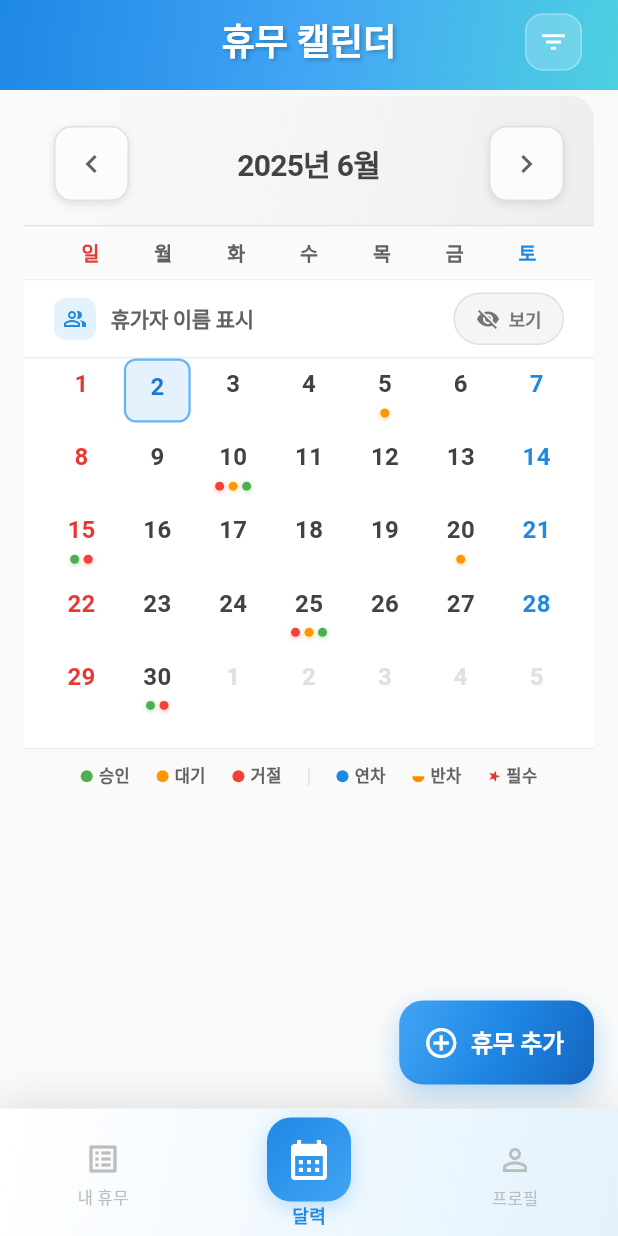
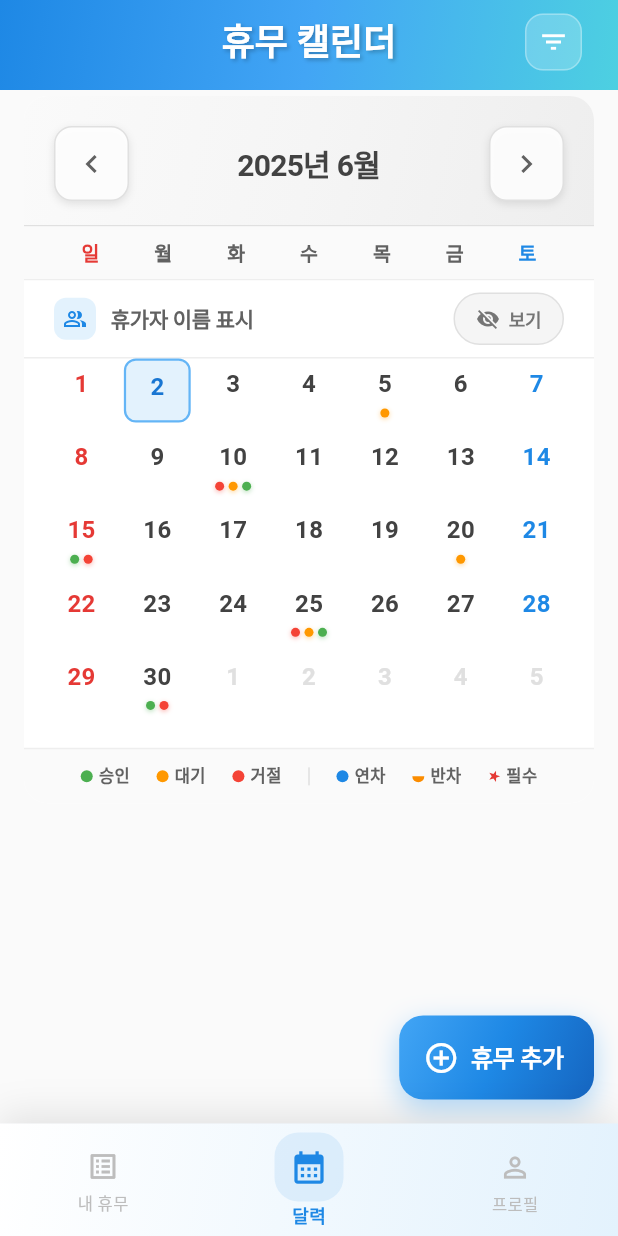
Before and after one commit to silverithm/frontend-app, a Flutter app: the MainScreen screen opened directly, on a phone screen of 412 x 824 dp. Run offline on Flutter 3.47's test engine with Material 3 defaults, Android fonts, the phone set to English and light mode, and no system bars; our stand-ins replace shared_preferences; accounts and stored records are empty; network calls fail.

Commit message:
feat: 바텀네비게이션 아이콘 배경색 수정

```diff
--- a/lib/screens/calendar_screen.dart
+++ b/lib/screens/calendar_screen.dart
@@ -579,14 +579,8 @@ class _CalendarScreenState extends State<CalendarScreen>
   }
 
   Color _getStatusColor(VacationStatus status) {
-    switch (status) {
-      case VacationStatus.approved:
-        return Colors.green.shade50;
-      case VacationStatus.rejected:
-        return Colors.red.shade50;
-      case VacationStatus.pending:
-        return Colors.orange.shade50;
-    }
+    // 모든 상태에 대해 흰색 배경으로 통일
+    return Colors.white;
   }
 
   Color _getStatusTextColor(VacationStatus status) {
--- a/lib/screens/main_screen.dart
+++ b/lib/screens/main_screen.dart
@@ -113,7 +113,7 @@ class _MainScreenState extends State<MainScreen> with TickerProviderStateMixin {
                     _currentIndex == 0
                         ? Icons.list_alt
                         : Icons.list_alt_outlined,
-                    size: _currentIndex == 0 ? 28 : 24,
+                    size: _currentIndex == 0 ? 24 : 22,
                   ),
                 ),
                 label: '내 휴무',
@@ -121,38 +121,21 @@ class _MainScreenState extends State<MainScreen> with TickerProviderStateMixin {
               BottomNavigationBarItem(
                 icon: AnimatedContainer(
                   duration: const Duration(milliseconds: 200),
-                  padding: EdgeInsets.all(_currentIndex == 1 ? 12 : 8),
+                  padding: EdgeInsets.all(_currentIndex == 1 ? 10 : 6),
                   decoration: BoxDecoration(
-                    gradient: _currentIndex == 1
-                        ? LinearGradient(
-                            begin: Alignment.topLeft,
-                            end: Alignment.bottomRight,
-                            colors: [
-                              Colors.blue.shade600,
-                              Colors.blue.shade400,
-                            ],
-                          )
-                        : null,
-                    color: _currentIndex == 1 ? null : Colors.transparent,
+                    color: _currentIndex == 1
+                        ? Colors.blue.shade600.withOpacity(0.1)
+                        : Colors.transparent,
                     borderRadius: BorderRadius.circular(16),
-                    boxShadow: _currentIndex == 1
-                        ? [
-                            BoxShadow(
-                              color: Colors.blue.shade300.withOpacity(0.4),
-                              blurRadius: 12,
-                              offset: const Offset(0, 4),
-                            ),
-                          ]
-                        : null,
                   ),
                   child: Icon(
                     _currentIndex == 1
                         ? Icons.calendar_month
                         : Icons.calendar_month_outlined,
                     color: _currentIndex == 1
-                        ? Colors.white
+                        ? Colors.blue.shade600
                         : Colors.grey.shade400,
-                    size: _currentIndex == 1 ? 32 : 24,
+                    size: _currentIndex == 1 ? 26 : 22,
                   ),
                 ),
                 label: '달력',
@@ -169,7 +152,7 @@ class _MainScreenState extends State<MainScreen> with TickerProviderStateMixin {
                   ),
                   child: Icon(
                     _currentIndex == 2 ? Icons.person : Icons.person_outline,
-                    size: _currentIndex == 2 ? 28 : 24,
+                    size: _currentIndex == 2 ? 24 : 22,
                   ),
                 ),
                 label: '프로필',
```
